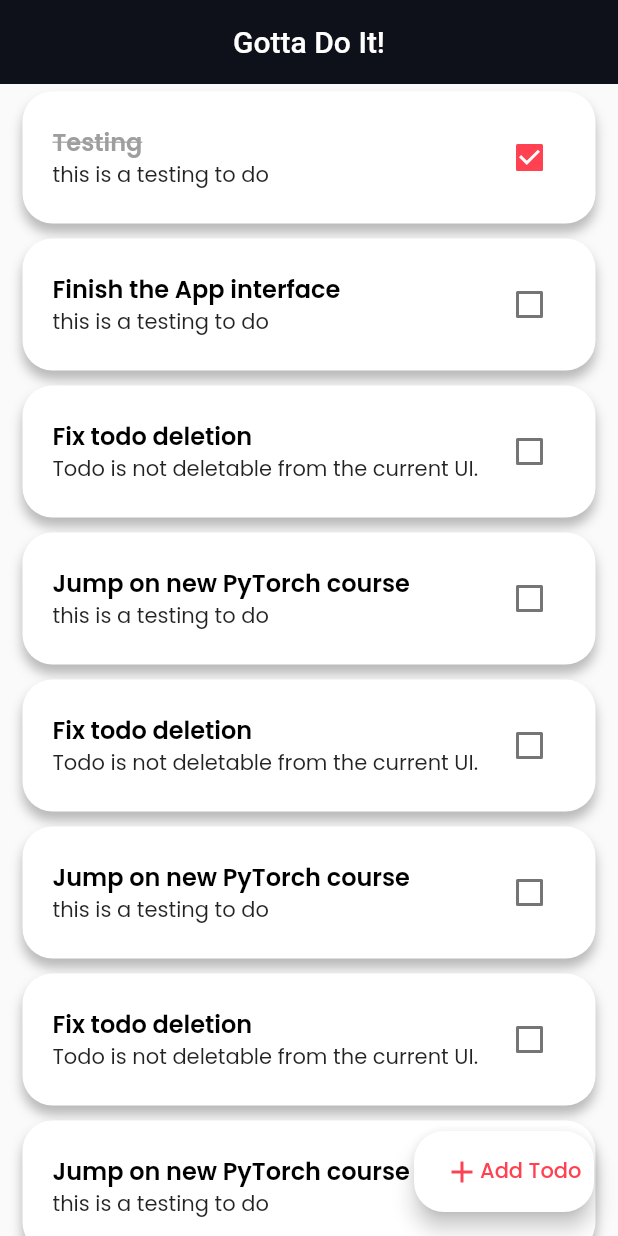
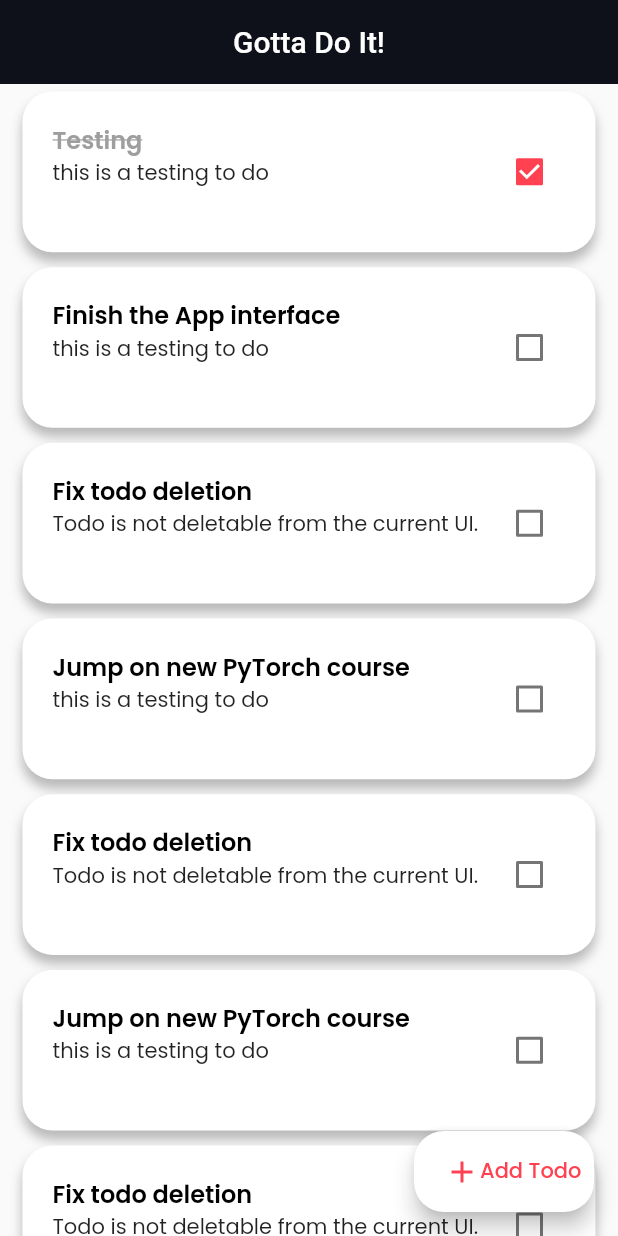
Before and after one commit to Blacksuan19/Todo-Flutter, a Flutter app: the screen it shows after launch, on a phone screen of 412 x 824 dp. Run offline on Flutter 3.47's test engine with Material 2 defaults, Android fonts, the light colour scheme and no system bars; our stand-ins replace flutter_hooks, google_fonts, hooks_riverpod.

Commit message:
todo_item: fix text overflow behaviour

```diff
--- a/lib/models/todo.dart
+++ b/lib/models/todo.dart
@@ -116,7 +116,8 @@ class TodoList extends ChangeNotifier {
         title: "Jump on new PyTorch course",
         isCompleted: false),
     Todo(
-        content: "Todo is not deletable from the current UI.",
+        content:
+            "Todo is not deletable from the current UI. this is extra text to test overflow behavior it should be better now",
         title: "Fix todo deletion",
         isCompleted: false),
     Todo(
--- a/lib/widgets/todo_item.dart
+++ b/lib/widgets/todo_item.dart
@@ -41,6 +41,8 @@ class _BuildTodoItemState extends State<BuildTodoItem> {
             );
           }),
       child: Container(
+        width: MediaQuery.of(context).size.width,
+        height: MediaQuery.of(context).size.height * 0.13,
         padding: EdgeInsets.all(20),
         margin: EdgeInsets.symmetric(horizontal: 15, vertical: 5),
         decoration: BoxDecoration(
@@ -59,7 +61,8 @@ class _BuildTodoItemState extends State<BuildTodoItem> {
         child: Row(
           mainAxisAlignment: MainAxisAlignment.spaceBetween,
           children: [
-            Column(
+            Expanded(
+              child: Column(
                 crossAxisAlignment: CrossAxisAlignment.start,
                 children: [
                   Text(
@@ -70,18 +73,19 @@ class _BuildTodoItemState extends State<BuildTodoItem> {
                           : TextDecoration.none,
                       fontSize: 16,
                       fontWeight: FontWeight.w600,
-                    color: widget.item.isCompleted ? Colors.grey : Colors.black,
+                      color:
+                          widget.item.isCompleted ? Colors.grey : Colors.black,
                     ),
                     maxLines: 3,
                   ),
                   Text(
                     widget.item.content,
-                  maxLines: 5,
+                    maxLines: 1,
                     overflow: TextOverflow.ellipsis,
-                  softWrap: true,
-                  textWidthBasis: TextWidthBasis.parent,
+                    // softWrap: true,
                   ),
                 ],
+              ),
             ),
             Checkbox(
               value: widget.item.isCompleted,
```
Lines whose indentation alone changed are shown as unchanged.
